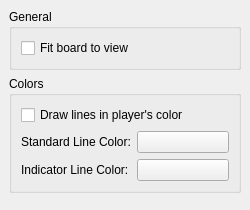
First picture: the form in src/prefs_display.ui, repository KDE/ksquares, before the edit.
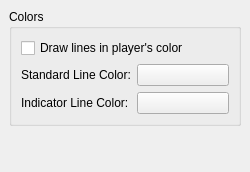
Second picture: the form after the edit. Custom widgets are drawn as their Qt base class.

Diff of the .ui file:
```diff
--- a/src/prefs_display.ui
+++ b/src/prefs_display.ui
@@ -6,54 +6,20 @@
     <x>0</x>
     <y>0</y>
     <width>250</width>
-    <height>210</height>
+    <height>172</height>
    </rect>
   </property>
   <property name="windowTitle" >
    <string>Display Settings</string>
   </property>
-  <layout class="QGridLayout" >
+  <layout class="QVBoxLayout" >
    <property name="margin" >
     <number>9</number>
    </property>
    <property name="spacing" >
     <number>6</number>
    </property>
-   <item row="0" column="0" >
-    <widget class="QGroupBox" name="groupBox" >
-     <property name="whatsThis" >
-      <string>&lt;html>&lt;head>&lt;meta name="qrichtext" content="1" />&lt;style type="text/css">
-p, li { white-space: pre-wrap; }
-&lt;/style>&lt;/head>&lt;body style=" font-family:'Sans Serif'; font-size:9pt; font-weight:400; font-style:normal; text-decoration:none;">
-&lt;p style=" margin-top:0px; margin-bottom:0px; margin-left:0px; margin-right:0px; -qt-block-indent:0; text-indent:0px;">General Settings&lt;/p>&lt;/body>&lt;/html></string>
-     </property>
-     <property name="title" >
-      <string>General</string>
-     </property>
-     <layout class="QGridLayout" >
-      <property name="margin" >
-       <number>9</number>
-      </property>
-      <property name="spacing" >
-       <number>6</number>
-      </property>
-      <item row="0" column="0" >
-       <widget class="QCheckBox" name="kcfg_ResizeBoard" >
-        <property name="whatsThis" >
-         <string>&lt;html>&lt;head>&lt;meta name="qrichtext" content="1" />&lt;style type="text/css">
-p, li { white-space: pre-wrap; }
-&lt;/style>&lt;/head>&lt;body style=" font-family:'Sans Serif'; font-size:9pt; font-weight:400; font-style:normal; text-decoration:none;">
-&lt;p style=" margin-top:0px; margin-bottom:0px; margin-left:0px; margin-right:0px; -qt-block-indent:0; text-indent:0px;">Should the game board make itself as large as possible?&lt;/p>&lt;/body>&lt;/html></string>
-        </property>
-        <property name="text" >
-         <string>Fit board to view</string>
-        </property>
-       </widget>
-      </item>
-     </layout>
-    </widget>
-   </item>
-   <item row="1" column="0" >
+   <item>
     <widget class="QGroupBox" name="groupBox_2" >
      <property name="whatsThis" >
       <string>&lt;html>&lt;head>&lt;meta name="qrichtext" content="1" />&lt;style type="text/css">
@@ -119,15 +85,15 @@
      </layout>
     </widget>
    </item>
-   <item row="2" column="0" >
+   <item>
     <spacer>
      <property name="orientation" >
       <enum>Qt::Vertical</enum>
      </property>
      <property name="sizeHint" >
       <size>
-       <width>20</width>
-       <height>40</height>
+       <width>232</width>
+       <height>16</height>
       </size>
      </property>
     </spacer>
```
Left out of the diff: 1 changed line with no effect on the pictures.
